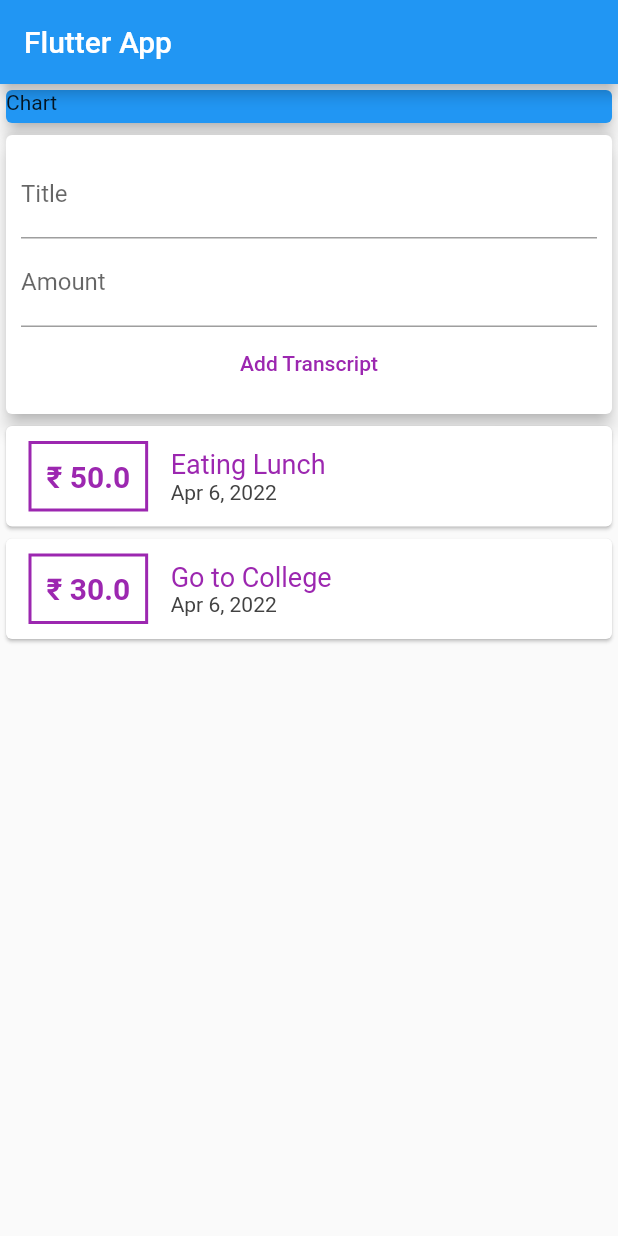
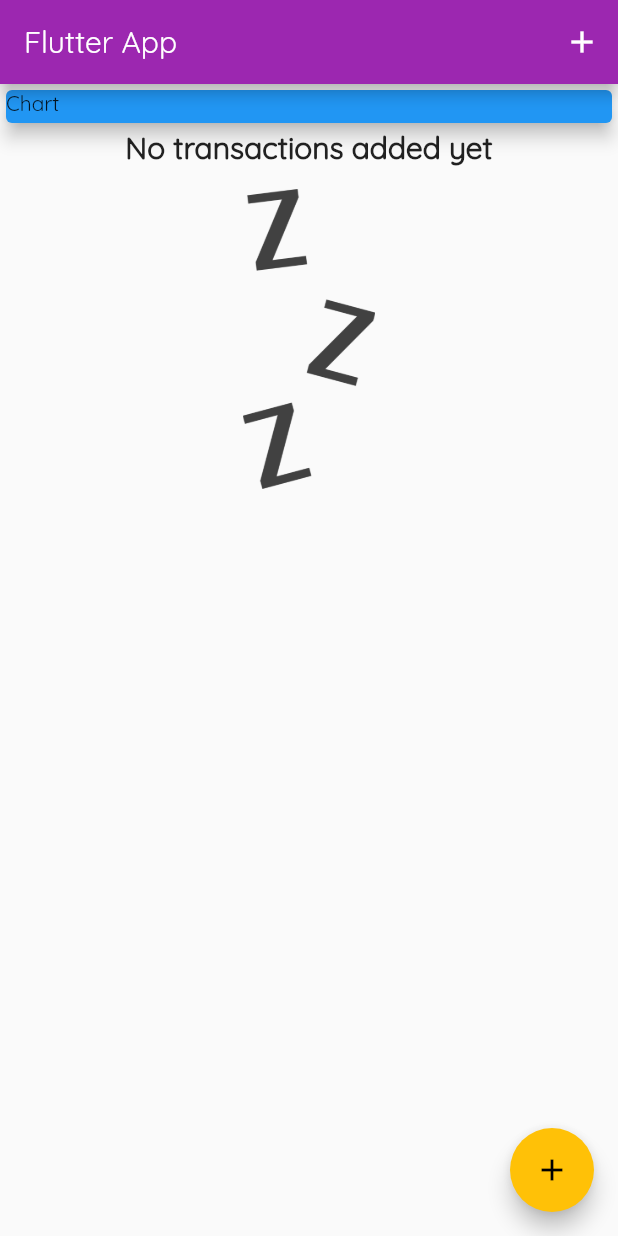
Before and after one commit to Debajyoti14/Expense-Tracker-App, a Flutter app: the screen it shows after launch, on a phone screen of 412 x 824 dp. Run offline on Flutter 3.47's test engine with Material 2 defaults, Android fonts, the phone set to English and light mode, and no system bars.

Commit message:
Project done till top chart

```diff
--- a/lib/Widgets/transaction_list.dart
+++ b/lib/Widgets/transaction_list.dart
@@ -9,37 +9,58 @@ class userTransactionList extends StatelessWidget {
   userTransactionList(this.transactions);
   @override
   Widget build(BuildContext context) {
-    return Column(
-      children: transactions
-          .map((transaction) => Card(
+    return Container(
+        height: 300,
+        child: transactions.isEmpty
+            ? Column(children: <Widget>[
+                Text('No transactions added yet',
+                    style: TextStyle(
+                        fontFamily: 'QuickSand',
+                        fontWeight: FontWeight.bold,
+                        fontSize: 20)),
+                SizedBox(height: 15),
+                Container(
+                    height: 200,
+                    child: Image.asset('assets/images/waiting.png',
+                        fit: BoxFit.cover))
+              ])
+            : ListView.builder(
+                itemBuilder: (ctx, index) {
+                  return Card(
                     child: Row(children: <Widget>[
                       Container(
-                      margin:
-                          EdgeInsets.symmetric(vertical: 10, horizontal: 15),
+                          margin: EdgeInsets.symmetric(
+                              vertical: 10, horizontal: 15),
                           decoration: BoxDecoration(
-                          border: Border.all(color: Colors.purple, width: 2)),
+                              border: Border.all(
+                                  color: Theme.of(context).primaryColor,
+                                  width: 2)),
                           padding: EdgeInsets.all(10),
-                      child: Text('₹ ${transaction.amount}',
+                          child: Text(
+                              '₹ ${transactions[index].amount.toStringAsFixed(2)}',
                               style: TextStyle(
                                   fontWeight: FontWeight.bold,
-                              color: Colors.purple,
+                                  color: Theme.of(context).primaryColor,
                                   fontSize: 20))),
                       Column(
                           crossAxisAlignment: CrossAxisAlignment.start,
                           children: <Widget>[
-                        Text(transaction.title,
+                            Text(transactions[index].title,
                                 style: TextStyle(
                                     color: Colors.purple,
                                     fontSize: 18,
                                     fontWeight: FontWeight.w400)),
-                        Text(DateFormat.yMMMd().format(transaction.date),
+                            Text(
+                                DateFormat.yMMMd()
+                                    .format(transactions[index].date),
                                 style: TextStyle(
                                     color: Color.fromARGB(255, 66, 66, 66),
                                     fontSize: 14))
                           ])
                     ]),
-              ))
-          .toList(),
                   );
+                },
+                itemCount: transactions.length,
+              ));
   }
 }
--- a/lib/Widgets/user_transaction.dart
+++ /dev/null
@@ -1,45 +0,0 @@
-import 'package:expense_tracker_app/Widgets/transaction_list.dart';
-import 'package:flutter/material.dart';
-
-import '../Models/transaction.dart';
-import 'new_transaction.dart';
-
-class userTransaction extends StatefulWidget {
-  @override
-  State<userTransaction> createState() => _userTransactionState();
-}
-
-class _userTransactionState extends State<userTransaction> {
-  final List<Transaction> _usertransactions = [
-    Transaction(
-      id: 't1',
-      title: 'Eating Lunch',
-      amount: 50.00,
-      date: DateTime.now(),
-    ),
-    Transaction(
-      id: 't2',
-      title: 'Go to College',
-      amount: 30.00,
-      date: DateTime.now(),
-    ),
-  ];
-  void _addNewTransactions(String title, double amount) {
-    final newTx = Transaction(
-        id: DateTime.now().toString(),
-        title: title,
-        amount: amount,
-        date: DateTime.now());
-    setState(() {
-      _usertransactions.add(newTx);
-    });
-  }
-
-  @override
-  Widget build(BuildContext context) {
-    return Column(children: <Widget>[
-      newTransaction(_addNewTransactions),
-      userTransactionList(_usertransactions)
-    ]);
-  }
-}
--- a/lib/main.dart
+++ b/lib/main.dart
@@ -3,7 +3,8 @@
 import 'package:expense_tracker_app/Models/transaction.dart';
 import 'package:flutter/material.dart';
 
-import 'Widgets/user_transaction.dart';
+import 'Widgets/new_transaction.dart';
+import 'Widgets/transaction_list.dart';
 
 void main() => runApp(MyApp());
 
@@ -11,23 +12,72 @@ class MyApp extends StatelessWidget {
   @override
   Widget build(BuildContext context) {
     return MaterialApp(
-      title: 'Flutter App',
+      title: 'Expense Tracker',
+      theme: ThemeData(
+        primarySwatch: Colors.purple,
+        accentColor: Colors.amber,
+        fontFamily: 'QuickSand',
+      ),
       home: MyHomePage(),
     );
   }
 }
 
-class MyHomePage extends StatelessWidget {
-  final titleController = TextEditingController();
-  final amountController = TextEditingController();
+class MyHomePage extends StatefulWidget {
+  @override
+  State<MyHomePage> createState() => _MyHomePageState();
+}
+
+class _MyHomePageState extends State<MyHomePage> {
+  final List<Transaction> _usertransactions = [
+    // Transaction(
+    //   id: 't1',
+    //   title: 'Eating Lunch',
+    //   amount: 50.00,
+    //   date: DateTime.now(),
+    // ),
+    // Transaction(
+    //   id: 't2',
+    //   title: 'Go to College',
+    //   amount: 30.00,
+    //   date: DateTime.now(),
+    // ),
+  ];
+  void _addNewTransactions(String title, double amount) {
+    final newTx = Transaction(
+        id: DateTime.now().toString(),
+        title: title,
+        amount: amount,
+        date: DateTime.now());
+    setState(() {
+      _usertransactions.add(newTx);
+    });
+  }
+
+  void startAddNewTransactions(BuildContext ctx) {
+    showModalBottomSheet(
+        context: ctx,
+        builder: (_) {
+          return GestureDetector(
+            onTap: () {},
+            child: newTransaction(_addNewTransactions),
+          );
+        });
+  }
 
   @override
   Widget build(BuildContext context) {
     return Scaffold(
-        appBar: AppBar(
-          title: Text('Flutter App'),
-        ),
-        body: Column(
+      appBar: AppBar(
+        title: Text('Flutter App'),
+        actions: <Widget>[
+          IconButton(
+              icon: Icon(Icons.add),
+              onPressed: () => startAddNewTransactions(context))
+        ],
+      ),
+      body: SingleChildScrollView(
+        child: Column(
             //mainAxisAlignment: MainAxisAlignment.spaceAround,
             children: <Widget>[
               Container(
@@ -39,7 +89,12 @@ class MyHomePage extends StatelessWidget {
                   elevation: 5,
                 ),
               ),
-              userTransaction()
-            ]));
+              userTransactionList(_usertransactions)
+            ]),
+      ),
+      floatingActionButton: FloatingActionButton(
+          child: Icon(Icons.add),
+          onPressed: () => startAddNewTransactions(context)),
+    );
   }
 }
```
Also changed, not shown: lib/Widgets/chart.dart (added, +11 -0 lines), lib/Widgets/new_transaction.dart (+29 -9 lines), pubspec.yaml (+14 -13 lines), assets/fonts/OpenSans-Bold.ttf (added), assets/fonts/OpenSans-Regular.ttf (added), assets/fonts/Quicksand-Bold.ttf (added), assets/fonts/Quicksand-Light.ttf (added), assets/fonts/Quicksand-Medium.ttf (added), assets/fonts/Quicksand-Regular.ttf (added), assets/images/waiting.png (added). Lines whose indentation alone changed are shown as unchanged.
